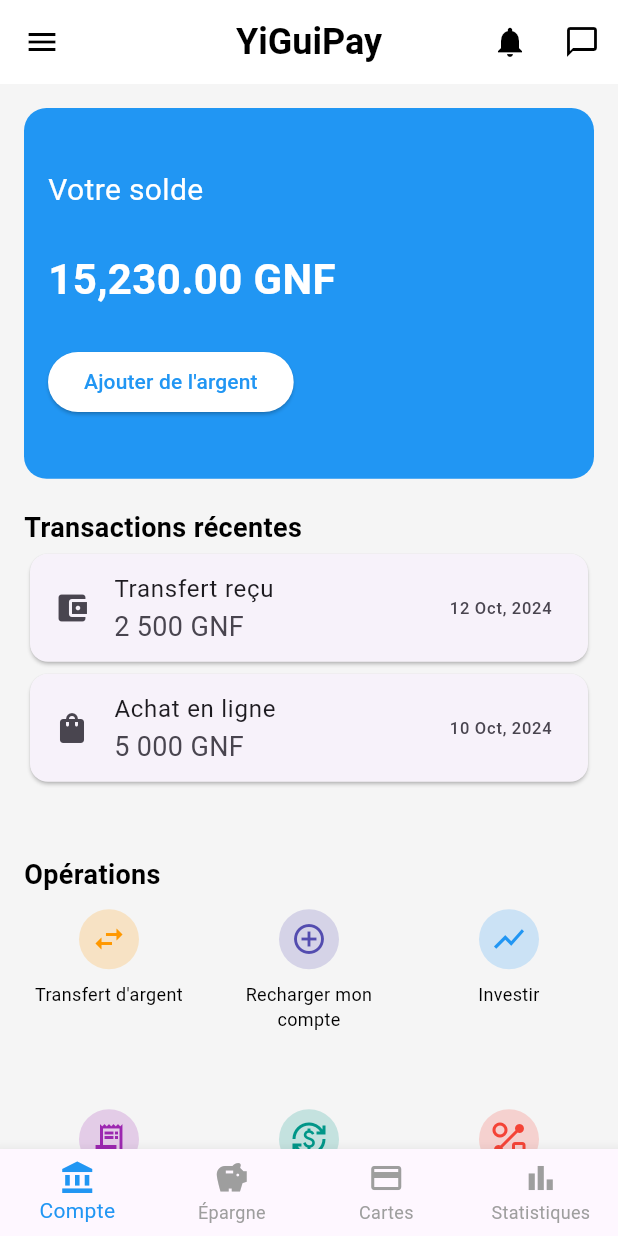
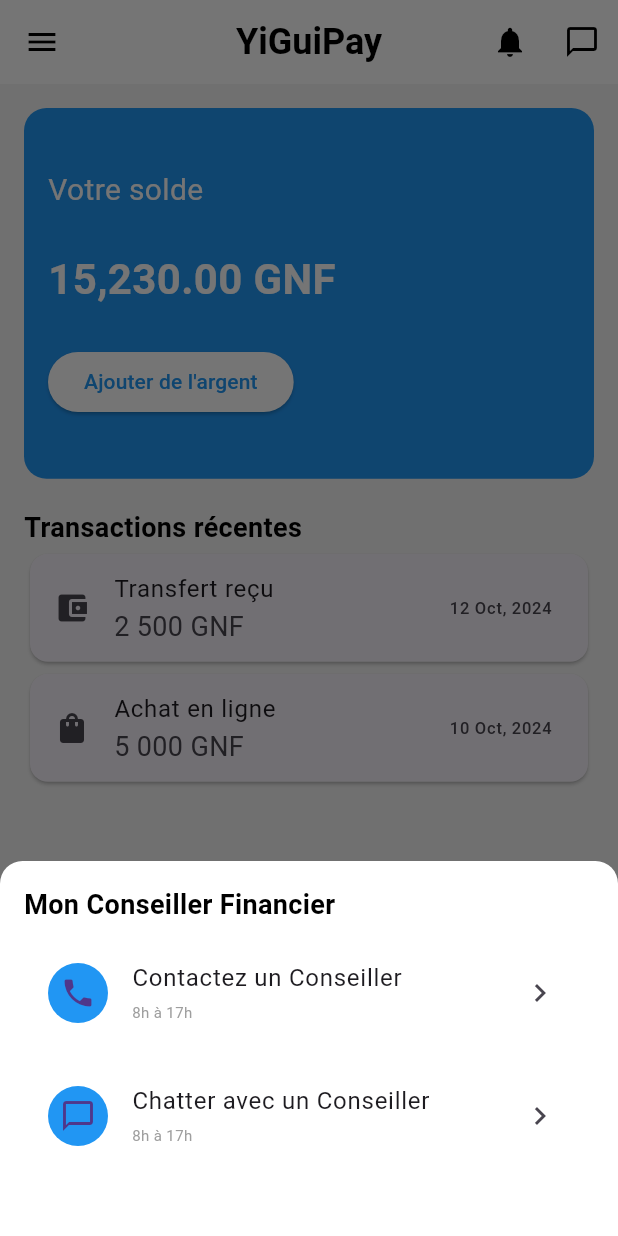
Before and after one commit to Aboubacar98/myapp, a Flutter app: the screen it shows after launch, after a tap on the "chat bubble outline" icon, on a phone screen of 412 x 824 dp. Run offline on Flutter 3.47's test engine with Material 3 defaults, Android fonts, the phone set to English and light mode, and no system bars.

Commit message:
message commit

```diff
--- a/lib/pages/home_page.dart
+++ b/lib/pages/home_page.dart
@@ -1,4 +1,6 @@
 import 'package:flutter/material.dart';
+import 'package:myapp/pages/AlertePage.dart';
+import 'package:myapp/pages/dep%C3%B4t_page.dart';
 
 class HomePage extends StatefulWidget {
   const HomePage({super.key});
@@ -19,10 +21,10 @@ class _HomePageState extends State<HomePage> {
 
   // Liste des widgets pour chaque onglet
   final List<Widget> _pages = [
-    const AccountPage(),   // Page Compte
-    const SavingsPage(),   // Page Épargne
-    const CardsPage(),     // Page Cartes
-    const StatsPage(),     // Page Statistiques
+    const AccountPage(), // Page Compte
+    const SavingsPage(), // Page Épargne
+    const CardsPage(), // Page Cartes
+    const StatsPage(), // Page Statistiques
   ];
 
   @override
@@ -46,11 +48,90 @@ class _HomePageState extends State<HomePage> {
           Row(
             children: [
               IconButton(
-                onPressed: () {},
+                onPressed: () {
+// Suggested code may be subject to a license. Learn more: ~LicenseLog:3008061591.
+                  Navigator.push(
+                    context,
+                    MaterialPageRoute(
+                      builder: (context) => const AlertePage(),
+                    ),
+                  );
+                },
                 icon: const Icon(Icons.notifications),
               ),
               IconButton(
-                onPressed: () {},
+                onPressed: () {
+                  showModalBottomSheet(
+                    context: context,
+                    builder: (BuildContext context) {
+                      return Container(
+                        padding: const EdgeInsets.all(16),
+                        height: 250,
+                        decoration: const BoxDecoration(
+                          color: Colors.white,
+                          borderRadius: BorderRadius.only(
+                            topLeft: Radius.circular(15),
+                            topRight: Radius.circular(15),
+                          ),
+                        ),
+                        child: Column(
+                          crossAxisAlignment: CrossAxisAlignment.start,
+                          children: [
+                            const Text(
+                              "Mon Conseiller Financier",
+                              style: TextStyle(
+                                fontSize: 18,
+                                fontWeight: FontWeight.bold,
+                              ),
+                            ),
+                            const SizedBox(height: 10),
+                            ListTile(
+                              leading: const CircleAvatar(
+                                backgroundColor: Colors.blue,
+                                child: Icon(Icons.phone),
+                              ),
+                              title: const Text(
+                                "Contactez un Conseiller",
+                                style: TextStyle(
+                                  fontSize: 16,
+                                ),
+                              ),
+                              subtitle: const Text("8h à 17h",
+                                  style: TextStyle(
+                                    color: Colors.grey,
+                                    fontSize: 10,
+                                  )),
+                              trailing: const Icon(Icons.chevron_right),
+                              onTap: () {
+                                // Action lors du tap sur la liste
+                              },
+                            ),
+                            const SizedBox(height: 10),
+                            ListTile(
+                              leading: const CircleAvatar(
+                                backgroundColor: Colors.blue,
+                                child: Icon(Icons.chat_bubble_outline),
+                              ),
+                              title: const Text(
+                                "Chatter avec un Conseiller",
+                                style: TextStyle(
+                                  fontSize: 16,
+                                ),
+                              ),
+                              subtitle: const Text("8h à 17h",
+                                  style: TextStyle(
+                                    color: Colors.grey,
+                                    fontSize: 10,
+                                  )),
+                              trailing: const Icon(Icons.chevron_right),
+                              onTap: () {},
+                            ),
+                          ],
+                        ),
+                      );
+                    },
+                  );
+                },
                 icon: const Icon(Icons.chat_bubble_outline),
               ),
             ],
@@ -59,9 +140,11 @@ class _HomePageState extends State<HomePage> {
         backgroundColor: Colors.white,
         elevation: 0,
       ),
-      body: _pages[_selectedIndex], // Change le contenu selon l'onglet sélectionné
+      body: _pages[
+          _selectedIndex], // Change le contenu selon l'onglet sélectionné
       bottomNavigationBar: BottomNavigationBar(
-        type: BottomNavigationBarType.fixed, // Assure que tous les labels s'affichent
+        type: BottomNavigationBarType
+            .fixed, // Assure que tous les labels s'affichent
         items: const <BottomNavigationBarItem>[
           BottomNavigationBarItem(
             icon: Icon(Icons.account_balance),
@@ -82,7 +165,8 @@ class _HomePageState extends State<HomePage> {
         ],
         currentIndex: _selectedIndex, // Index actif
         selectedItemColor: Colors.blue, // Couleur de l'élément sélectionné
-        unselectedItemColor: Colors.grey, // Couleur des éléments non sélectionnés
+        unselectedItemColor:
+            Colors.grey, // Couleur des éléments non sélectionnés
         onTap: _onItemTapped, // Appel à la fonction de changement d'onglet
       ),
     );
@@ -131,7 +215,14 @@ class AccountPage extends StatelessWidget {
                       ),
                     ),
                     ElevatedButton(
-                      onPressed: () {},
+                      onPressed: () {
+                        Navigator.push(
+                          context,
+                          MaterialPageRoute(
+                            builder: (context) => const DepotPage(),
+                          ),
+                        );
+                      },
                       style: ElevatedButton.styleFrom(
                         backgroundColor: Colors.white,
                         foregroundColor: Colors.blue,
--- a/pubspec.yaml
+++ b/pubspec.yaml
@@ -59,9 +59,9 @@ flutter:
   uses-material-design: true
 
   # To add assets to your application, add an assets section, like this:
-  # assets:
-  #   - images/a_dot_burr.jpeg
-  #   - images/a_dot_ham.jpeg
+  assets:
+    - assets/images/
+    - assets/images/flutter-logo.png
 
   # An image asset can refer to one or more resolution-specific "variants", see
   # https://flutter.dev/assets-and-images/#resolution-aware
```
Also changed, not shown: lib/pages/AlertePage.dart (added, +42 -0 lines), lib/pages/depôt_page.dart (added, +65 -0 lines), lib/pages/widgets/card_required.dart (added, +19 -0 lines), assets/images/Orange-Money-logo.png (added), assets/images/mobile-money.png (added), pubspec.lock.
